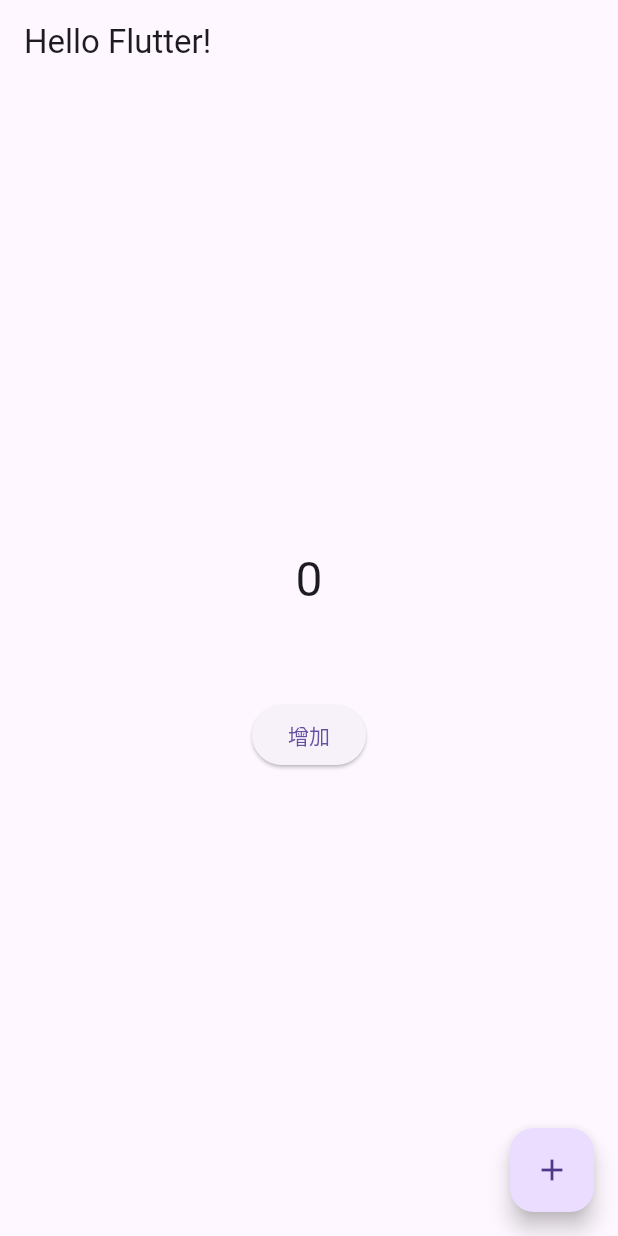
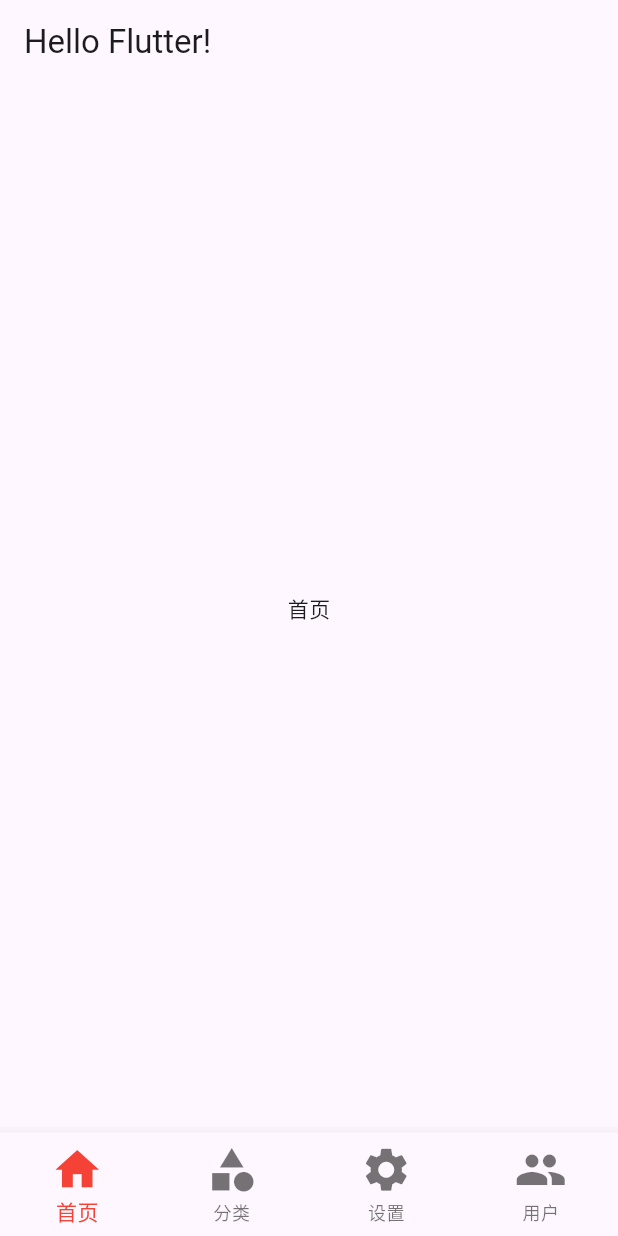
Before and after one commit to coder-zrl/flutter_demo, a Flutter app: the screen it shows after launch, on a phone screen of 412 x 824 dp. Run offline on Flutter 3.47's test engine with Material 3 defaults, Android fonts, the phone set to English and light mode, and no system bars.

Commit message:
feat: BottomNavigationBar 底部导航栏

```diff
--- /dev/null
+++ b/lib/date/flutter10_bottomNavigationBar.dart
@@ -0,0 +1,4 @@
+import 'package:flutter/material.dart';
+
+
+// 代码见./pages/tabs.dart
--- /dev/null
+++ b/lib/date/flutter11_tabs_floatingActionButton.dart
@@ -0,0 +1,49 @@
+import 'package:flutter/material.dart';
+import 'package:flutter_demo/pages/tabs/category.dart';
+import 'package:flutter_demo/pages/tabs/home.dart';
+import 'package:flutter_demo/pages/tabs/settings.dart';
+import 'package:flutter_demo/pages/tabs/user.dart';
+
+class Tabs extends StatefulWidget {
+  const Tabs({super.key});
+
+  @override
+  State<Tabs> createState() => _TabsState();
+}
+
+class _TabsState extends State<Tabs> {
+  int _currentIndex = 0;
+  List<Widget> _pages = [
+    HomePage(),
+    CategoryPage(),
+    SettingsPage(),
+    UserPage(),
+  ];
+
+  @override
+  Widget build(BuildContext context) {
+    return Scaffold(
+      appBar: AppBar(title: const Text("Hello Flutter!")), // 顶部导航栏
+      body: _pages[_currentIndex], // _currentIndex变化的时候，组件会重新build，可以实现屏幕页面随之切换
+      // 底部导航栏
+      bottomNavigationBar: BottomNavigationBar(
+        iconSize: 35, // 底部图标大小
+        fixedColor: Colors.red, // item被选中后的颜色
+        type: BottomNavigationBarType.fixed, // 如果底部有超过3个的菜单选项，就需要配置此参数，否则无法显示
+        items: [
+          BottomNavigationBarItem(icon: Icon(Icons.home), label: "首页"),
+          BottomNavigationBarItem(icon: Icon(Icons.category), label: "分类"),
+          BottomNavigationBarItem(icon: Icon(Icons.settings), label: "设置"),
+          BottomNavigationBarItem(icon: Icon(Icons.people), label: "用户"),
+        ],
+        currentIndex: _currentIndex, // 当前选中的索引，从0开始
+        onTap: (index) {
+          setState(() {
+            _currentIndex = index;
+          });
+          print("点击了第$index个底部导航栏");
+        },
+      ),
+    );
+  }
+}
--- a/lib/main.dart
+++ b/lib/main.dart
@@ -1,14 +1,14 @@
 // importM
 import 'package:flutter/material.dart';
 
-import 'date/flutter09_statefulWidget.dart';
+import './pages/tabs.dart';
 
 void main() {
   runApp(
     // 所有的Flutter应用都需要MaterialApp包裹
     MaterialApp(
       theme: ThemeData(primarySwatch: Colors.blue),
-      home: MyApp()
+      home: Tabs()
     ),
   );
 }
--- /dev/null
+++ b/lib/pages/tabs.dart
@@ -0,0 +1,49 @@
+import 'package:flutter/material.dart';
+import 'package:flutter_demo/pages/tabs/category.dart';
+import 'package:flutter_demo/pages/tabs/home.dart';
+import 'package:flutter_demo/pages/tabs/settings.dart';
+import 'package:flutter_demo/pages/tabs/user.dart';
+
+class Tabs extends StatefulWidget {
+  const Tabs({super.key});
+
+  @override
+  State<Tabs> createState() => _TabsState();
+}
+
+class _TabsState extends State<Tabs> {
+  int _currentIndex = 0;
+  List<Widget> _pages = [
+    HomePage(),
+    CategoryPage(),
+    SettingsPage(),
+    UserPage(),
+  ];
+
+  @override
+  Widget build(BuildContext context) {
+    return Scaffold(
+      appBar: AppBar(title: const Text("Hello Flutter!")), // 顶部导航栏
+      body: _pages[_currentIndex], // _currentIndex变化的时候，组件会重新build，可以实现屏幕页面随之切换
+      // 底部导航栏
+      bottomNavigationBar: BottomNavigationBar(
+        iconSize: 35, // 底部图标大小
+        fixedColor: Colors.red, // item被选中后的颜色
+        type: BottomNavigationBarType.fixed, // 如果底部有超过3个的菜单选项，就需要配置此参数，否则无法显示
+        items: [
+          BottomNavigationBarItem(icon: Icon(Icons.home), label: "首页"),
+          BottomNavigationBarItem(icon: Icon(Icons.category), label: "分类"),
+          BottomNavigationBarItem(icon: Icon(Icons.settings), label: "设置"),
+          BottomNavigationBarItem(icon: Icon(Icons.people), label: "用户"),
+        ],
+        currentIndex: _currentIndex, // 当前选中的索引，从0开始
+        onTap: (index) {
+          setState(() {
+            _currentIndex = index;
+          });
+          print("点击了第$index个底部导航栏");
+        },
+      ),
+    );
+  }
+}
--- /dev/null
+++ b/lib/pages/tabs/home.dart
@@ -0,0 +1,15 @@
+import 'package:flutter/material.dart';
+
+class HomePage extends StatefulWidget {
+  const HomePage({super.key});
+
+  @override
+  State<HomePage> createState() => _HomePageState();
+}
+
+class _HomePageState extends State<HomePage> {
+  @override
+  Widget build(BuildContext context) {
+    return Center(child: Text("首页"));
+  }
+}
```
Also changed, not shown: lib/pages/tabs/category.dart (added, +24 -0 lines), lib/pages/tabs/settings.dart (added, +15 -0 lines), lib/pages/tabs/user.dart (added, +15 -0 lines).
